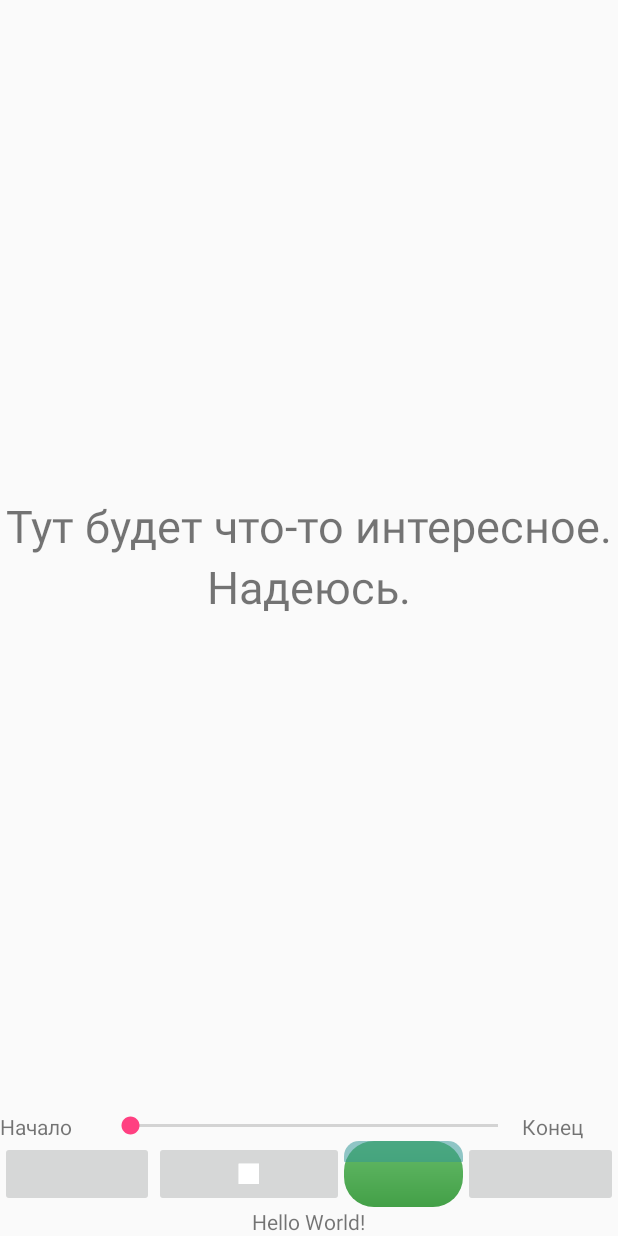
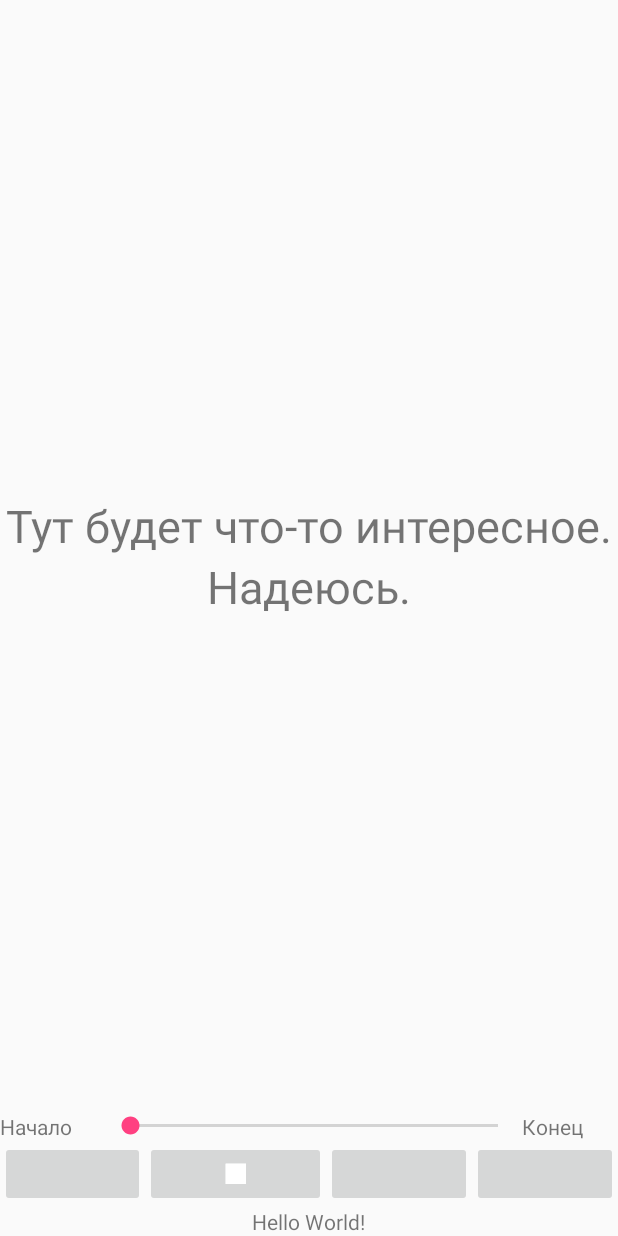
Before and after one commit to dlik01/git-AudioPlayer, an Android app: the screen it shows after launch (MainActivity), on a phone screen of 412 x 824 dp. Run offline under Robolectric (Android 15) with nearby library versions, the phone set to English and light mode, and no system bars.

Commit message:
убрал из кода фаил оформления

```diff
--- a/AudioPlayer/app/src/main/java/com/example/home/audioplayer/MainActivity.java
+++ b/AudioPlayer/app/src/main/java/com/example/home/audioplayer/MainActivity.java
@@ -37,7 +37,7 @@ public class MainActivity extends Activity {
 
         bPlayePause = (ImageButton) findViewById(R.id.bPlayPause);
         //idDestroi = (ImageButton) findViewById(R.id.idDestroi);
-        bPlayePause.setBackgroundResource(R.drawable.layerdrawable);
+        //bPlayePause.setBackgroundResource(R.drawable.layerdrawable);
         text = (TextView) findViewById(R.id.text);
         mediaPlayer = MediaPlayer.create(MainActivity.this, R.raw.muzmoru);
         state = STATE_STOPED;
```
